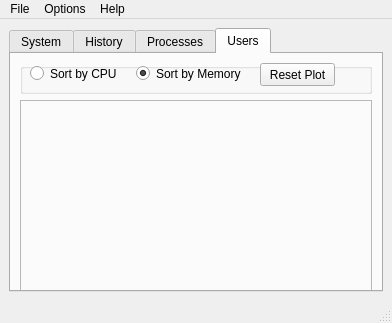
Old version of the form SysMon.ui in the repository neutrons/SysMon.
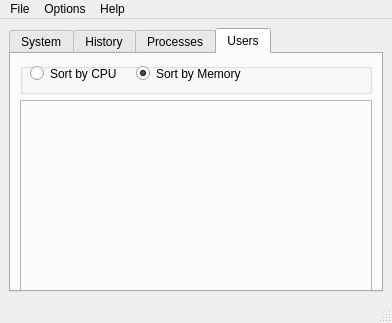
New version of the form.

Commit message:
Fixed case where bar chart would not update
Problem of selecting History tab plots causing bar charts not to update
properly has been fixed.  Also fixed a Matlab license check issue and
removed Reset Plot button from Users tab.

What changed in the file:
```diff
--- a/SysMon.ui
+++ b/SysMon.ui
@@ -572,19 +572,6 @@
             <bool>true</bool>
            </property>
           </widget>
-          <widget class="QPushButton" name="pushButtonResetBarPlot">
-           <property name="geometry">
-            <rect>
-             <x>240</x>
-             <y>0</y>
-             <width>75</width>
-             <height>23</height>
-            </rect>
-           </property>
-           <property name="text">
-            <string>Reset Plot</string>
-           </property>
-          </widget>
          </widget>
         </item>
         <item>
```
The commit also changes 2 other files.
